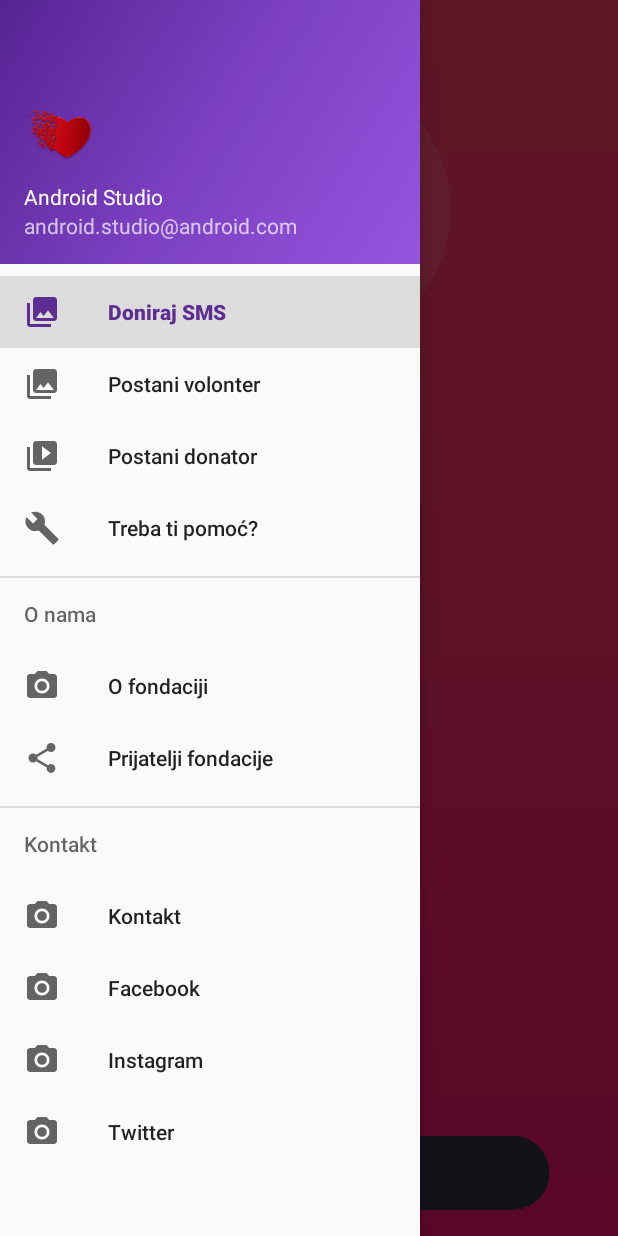
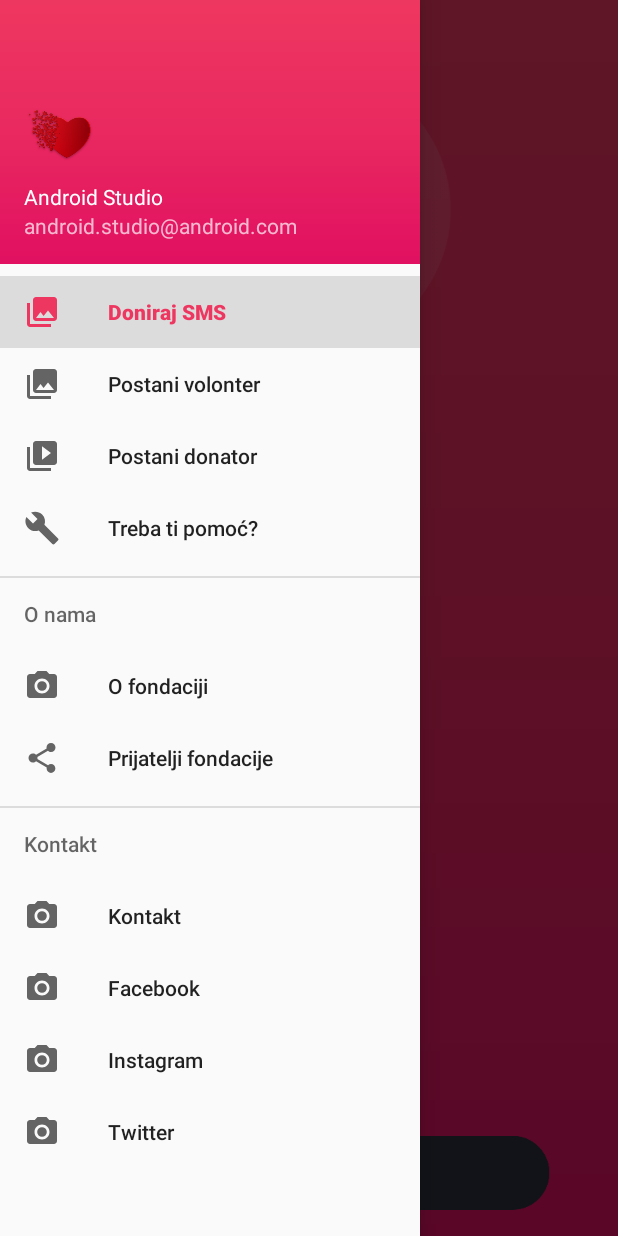
Before and after one commit to Kursulla/smshelp, an Android app: the screen it shows after launch (HomeActivity), with the side drawer open, on a phone screen of 412 x 824 dp. Run offline under Robolectric (Android 15) with nearby library versions, the phone set to English and light mode, and no system bars; our stand-ins replace Dagger/Hilt's generated code, Picasso; libraries missing offline, so code that uses them is left out: com.facebook.stetho; pictures from the network do not load; 5 statements that could not run were skipped.

Commit message:
Colors changes

```diff
--- a/app/src/main/java/com/eutechpro/smshelp/sms/persistance/AlarmSmsPrefsRepository.kt
+++ b/app/src/main/java/com/eutechpro/smshelp/sms/persistance/AlarmSmsPrefsRepository.kt
@@ -60,7 +60,7 @@ class AlarmSmsPrefsRepository(private val preferences: SharedPreferences) : Alar
     override fun modifyDateOfAlarmSms(smsNumber: Int, date: Date): Observable<Boolean> {
         return Observable.create<Boolean> {
             val modified = preferences.edit()
-                    .remove(SMS_DATE + date.time)
+                    .putLong(SMS_DATE + smsNumber, date.time)
                     .commit()
             info("modifyDateOfAlarmSms:$modified")
             it.onNext(modified)
--- a/app/src/main/res/drawable/side_nav_bar.xml
+++ b/app/src/main/res/drawable/side_nav_bar.xml
@@ -2,10 +2,10 @@
        android:shape="rectangle"
     >
     <gradient
-        android:angle="135"
-        android:endColor="#572393"
-        android:centerColor="#7c40c1"
-        android:startColor="#9555df"
+        android:angle="-90"
+        android:endColor="#e11061"
+        android:centerColor="#e92960"
+        android:startColor="#ee3760"
         android:type="linear"
         />
 </shape>
--- a/app/src/main/res/values/colors.xml
+++ b/app/src/main/res/values/colors.xml
@@ -1,7 +1,11 @@
 <?xml version="1.0" encoding="utf-8"?>
 <resources>
-    <color name="colorPrimary">#5c2e91</color>
-    <color name="colorPrimaryDark">#572393</color>
-    <color name="colorAccent">#f36f21</color>
+    <!--<color name="colorPrimary">#5c2e91</color>-->
+    <!--<color name="colorPrimaryDark">#572393</color>-->
+    <!--<color name="colorAccent">#f36f21</color>-->
+    <!--<color name="text">#767676</color>-->
+    <color name="colorPrimary">#ee3760</color>
+    <color name="colorPrimaryDark">#be2c4c</color>
+    <color name="colorAccent">#ff616f</color>
     <color name="text">#767676</color>
 </resources>
```
